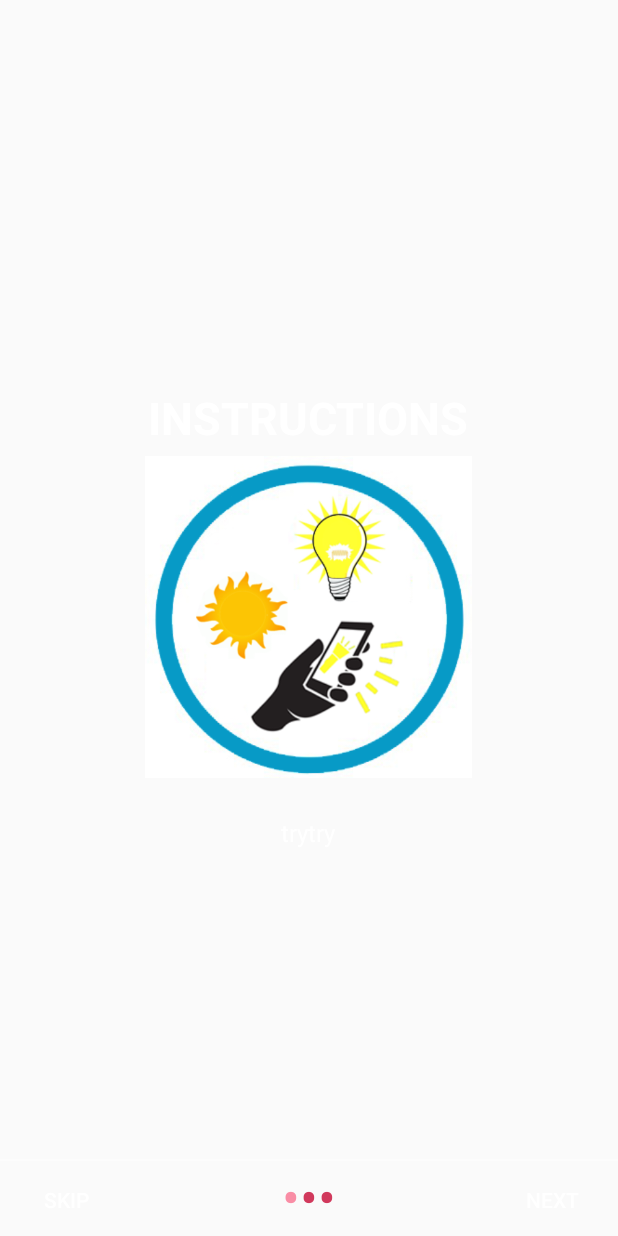
After one commit to king-ds/capture-analyze-result, an Android app: the InstructionActivity screen opened directly, with no data from a screen before it, on a phone screen of 412 x 824 dp. The commit adds this screen. Run offline under Robolectric (Android 15) with nearby library versions, the phone set to English and light mode, and no system bars.

Commit message:
Disclamer: Reminder and Instruction (no design)

```diff
--- a/Bionyx/bionyx/src/main/java/com/example/king/mobile_app/DashboardAdapter.java
+++ b/Bionyx/bionyx/src/main/java/com/example/king/mobile_app/DashboardAdapter.java
@@ -61,7 +61,7 @@ public class DashboardAdapter extends PagerAdapter {
             public void onClick(View v) {
                 String options = lstImages.get(position).getSelection();
                 if (options.equals("Assess")) {
-                    Intent assess_intent = new Intent(context, NailAssessmentActivity.class);
+                    Intent assess_intent = new Intent(context, RemindersActivity.class);
                     assess_intent.setFlags(Intent.FLAG_ACTIVITY_NEW_TASK);
                     context.startActivity(assess_intent);
 
--- /dev/null
+++ b/Bionyx/bionyx/src/main/java/com/example/king/mobile_app/InstructionActivity.java
@@ -0,0 +1,184 @@
+package com.example.king.mobile_app;
+
+import android.content.Context;
+import android.content.Intent;
+import android.graphics.Color;
+import android.os.Build;
+import android.support.v4.view.PagerAdapter;
+import android.support.v4.view.ViewPager;
+import android.support.v7.app.AppCompatActivity;
+import android.os.Bundle;
+import android.text.Html;
+import android.view.LayoutInflater;
+import android.view.View;
+import android.view.ViewGroup;
+import android.view.Window;
+import android.view.WindowManager;
+import android.widget.Button;
+import android.widget.LinearLayout;
+import android.widget.TextView;
+
+public class InstructionActivity extends AppCompatActivity {
+
+    private ViewPager viewPager;
+    private MyViewPagerAdapter myViewPagerAdapter;
+    private LinearLayout dotsLayout;
+    private TextView[] dots;
+    private int[] layouts;
+    private Button btnSkip, btnNext;
+    @Override
+    protected void onCreate(Bundle savedInstanceState) {
+        super.onCreate(savedInstanceState);
+        setContentView(R.layout.activity_instruction);
+
+        viewPager = (ViewPager) findViewById(R.id.view_pager);
+        dotsLayout = (LinearLayout) findViewById(R.id.layoutDots);
+        btnSkip = (Button) findViewById(R.id.btn_skip);
+        btnNext = (Button) findViewById(R.id.btn_next);
+
+        // layouts of all welcome sliders
+        // add few more layouts if you want
+        layouts = new int[]{
+                R.layout.instruction_slide1,
+                R.layout.instruction_slide2,
+                R.layout.instruction_slide3};
+        // adding bottom dots
+        addBottomDots(0);
+
+        // making notification bar transparent
+        changeStatusBarColor();
+
+        myViewPagerAdapter = new MyViewPagerAdapter();
+        viewPager.setAdapter(myViewPagerAdapter);
+        viewPager.addOnPageChangeListener(viewPagerPageChangeListener);
+
+        btnSkip.setOnClickListener(new View.OnClickListener() {
+            @Override
+            public void onClick(View v) {
+                launchHomeScreen();
+            }
+        });
+
+        btnNext.setOnClickListener(new View.OnClickListener() {
+            @Override
+            public void onClick(View v) {
+                // checking for last page
+                // if last page home screen will be launched
+                int current = getItem(+1);
+                if (current < layouts.length) {
+                    // move to next screen
+                    viewPager.setCurrentItem(current);
+                } else {
+                    launchHomeScreen();
+                }
+            }
+        });
+    }
+
+    private void addBottomDots(int currentPage) {
+        dots = new TextView[layouts.length];
+
+        int[] colorsActive = getResources().getIntArray(R.array.array_dot_active);
+        int[] colorsInactive = getResources().getIntArray(R.array.array_dot_inactive);
+
+        dotsLayout.removeAllViews();
+        for (int i = 0; i < dots.length; i++) {
+            dots[i] = new TextView(this);
+            dots[i].setText(Html.fromHtml("&#8226;"));
+            dots[i].setTextSize(35);
+            dots[i].setTextColor(colorsInactive[currentPage]);
+            dotsLayout.addView(dots[i]);
+        }
+
+        if (dots.length > 0)
+            dots[currentPage].setTextColor(colorsActive[currentPage]);
+    }
+
+    private int getItem(int i) {
+        return viewPager.getCurrentItem() + i;
+    }
+
+    private void launchHomeScreen() {
+        //prefManager.setFirstTimeLaunch(false);
+        startActivity(new Intent(InstructionActivity.this, NailAssessmentActivity.class));
+        finish();
+    }
+
+    //  viewpager change listener
+    ViewPager.OnPageChangeListener viewPagerPageChangeListener = new ViewPager.OnPageChangeListener() {
+
+        @Override
+        public void onPageSelected(int position) {
+            addBottomDots(position);
+
+            // changing the next button text 'NEXT' / 'GOT IT'
+            if (position == layouts.length - 1) {
+                // last page. make button text to GOT IT
+                btnNext.setText(getString(R.string.start));
+                btnSkip.setVisibility(View.GONE);
+            } else {
+                // still pages are left
+                btnNext.setText(getString(R.string.next));
+                btnSkip.setVisibility(View.VISIBLE);
+            }
+        }
+
+        @Override
+        public void onPageScrolled(int arg0, float arg1, int arg2) {
+
+        }
+
+        @Override
+        public void onPageScrollStateChanged(int arg0) {
+
+        }
+    };
+
+    /**
+     * Making notification bar transparent
+     */
+    private void changeStatusBarColor() {
+        if (Build.VERSION.SDK_INT >= Build.VERSION_CODES.LOLLIPOP) {
+            Window window = getWindow();
+            window.addFlags(WindowManager.LayoutParams.FLAG_DRAWS_SYSTEM_BAR_BACKGROUNDS);
+            window.setStatusBarColor(Color.TRANSPARENT);
+        }
+    }
+
+    /**
+     * View pager adapter
+     */
+    public class MyViewPagerAdapter extends PagerAdapter {
+        private LayoutInflater layoutInflater;
+
+        public MyViewPagerAdapter() {
+        }
+
+        @Override
+        public Object instantiateItem(ViewGroup container, int position) {
+            layoutInflater = (LayoutInflater) getSystemService(Context.LAYOUT_INFLATER_SERVICE);
+
+            View view = layoutInflater.inflate(layouts[position], container, false);
+            container.addView(view);
+
+            return view;
+        }
+
+        @Override
+        public int getCount() {
+            return layouts.length;
+        }
+
+        @Override
+        public boolean isViewFromObject(View view, Object obj) {
+            return view == obj;
+        }
+
+
+        @Override
+        public void destroyItem(ViewGroup container, int position, Object object) {
+            View view = (View) object;
+            container.removeView(view);
+        }
+    }
+}
--- /dev/null
+++ b/Bionyx/bionyx/src/main/res/layout/activity_instruction.xml
@@ -0,0 +1,50 @@
+<?xml version="1.0" encoding="utf-8"?>
+<RelativeLayout xmlns:android="http://schemas.android.com/apk/res/android"
+    xmlns:app="http://schemas.android.com/apk/res-auto"
+    xmlns:tools="http://schemas.android.com/tools"
+    android:layout_width="match_parent"
+    android:layout_height="match_parent"
+    tools:context="com.example.king.mobile_app.InstructionActivity">
+
+    <android.support.v4.view.ViewPager
+        android:id="@+id/view_pager"
+        android:layout_width="match_parent"
+        android:layout_height="match_parent" />
+
+    <LinearLayout
+        android:id="@+id/layoutDots"
+        android:layout_width="match_parent"
+        android:layout_height="@dimen/dots_height"
+        android:layout_alignParentBottom="true"
+        android:layout_marginBottom="@dimen/dots_margin_bottom"
+        android:gravity="center"
+        android:orientation="horizontal"></LinearLayout>
+
+    <View
+        android:layout_width="match_parent"
+        android:layout_height="1dp"
+        android:alpha=".5"
+        android:layout_above="@id/layoutDots"
+        android:background="@android:color/white" />
+
+    <Button
+        android:id="@+id/btn_next"
+        android:layout_width="wrap_content"
+        android:layout_height="wrap_content"
+        android:layout_alignParentBottom="true"
+        android:layout_alignParentRight="true"
+        android:background="@null"
+        android:text="@string/next"
+        android:textColor="@android:color/white" />
+
+    <Button
+        android:id="@+id/btn_skip"
+        android:layout_width="wrap_content"
+        android:layout_height="wrap_content"
+        android:layout_alignParentBottom="true"
+        android:layout_alignParentLeft="true"
+        android:background="@null"
+        android:text="@string/skip"
+        android:textColor="@android:color/white" />
+
+</RelativeLayout>
--- a/Bionyx/bionyx/src/main/res/layout/instruction_slide1.xml
+++ b/Bionyx/bionyx/src/main/res/layout/instruction_slide1.xml
@@ -4,4 +4,41 @@
     android:layout_width="match_parent"
     android:layout_height="match_parent">
 
+    <LinearLayout
+        android:layout_width="wrap_content"
+        android:layout_height="wrap_content"
+        android:layout_centerInParent="true"
+        android:gravity="center_horizontal"
+        android:orientation="vertical">
+
+        <TextView
+            android:layout_width="wrap_content"
+            android:layout_height="wrap_content"
+            android:text="@string/instructions"
+            android:textColor="@android:color/white"
+            android:textSize="@dimen/slide_title"
+            android:textStyle="bold" />
+
+
+
+        <ImageView
+            android:layout_width="218dp"
+            android:layout_height="225dp"
+            android:src="@drawable/light" />
+
+
+
+        <TextView
+            android:layout_width="wrap_content"
+            android:layout_height="wrap_content"
+            android:layout_marginTop="20dp"
+            android:paddingLeft="@dimen/desc_padding"
+            android:paddingRight="@dimen/desc_padding"
+            android:text="trytry"
+            android:textAlignment="center"
+            android:textColor="@android:color/white"
+            android:textSize="@dimen/slide_desc" />
+
+    </LinearLayout>
+
 </RelativeLayout>
--- a/Bionyx/bionyx/src/main/res/values/strings.xml
+++ b/Bionyx/bionyx/src/main/res/values/strings.xml
@@ -11,6 +11,8 @@
     <string name="next">NEXT</string>
     <string name="skip">SKIP</string>
     <string name="start">GOT IT</string>
+    <string name="reminders">REMINDERS</string>
+    <string name="instructions">INSTRUCTIONS</string>
     <string name="beausline">
         \t\tBeaus lines are indentations that run across the nails. The indentations can appear when growth at the area under the cuticle is interrupted by injury or severe illness.\n
         \n\t\tConditions associated with Beaus lines include uncontrolled diabetes and peripheral vascular disease, as well as illnesses associated with a high fever, such as scarlet fever, measles, mumps and pneumonia. Beaus lines can also be a sign of zinc deficiency.\n
```
Also changed, not shown: Bionyx/bionyx/src/main/AndroidManifest.xml (+34 -33 lines), Bionyx/bionyx/src/main/java/com/example/king/mobile_app/RemindersActivity.java (added, +186 -0 lines), Bionyx/bionyx/src/main/res/layout/activity_welcome.xml (added, +51 -0 lines), Bionyx/bionyx/src/main/res/layout/instruction_slide2.xml (+37 -0 lines), Bionyx/bionyx/src/main/res/layout/instruction_slide3.xml (+37 -0 lines), Bionyx/bionyx/src/main/res/layout/reminders_slide1.xml (+11 -7 lines), Bionyx/bionyx/src/main/res/layout/reminders_slide2.xml (+11 -7 lines), Bionyx/bionyx/src/main/res/layout/reminders_slide3.xml (+11 -7 lines).
